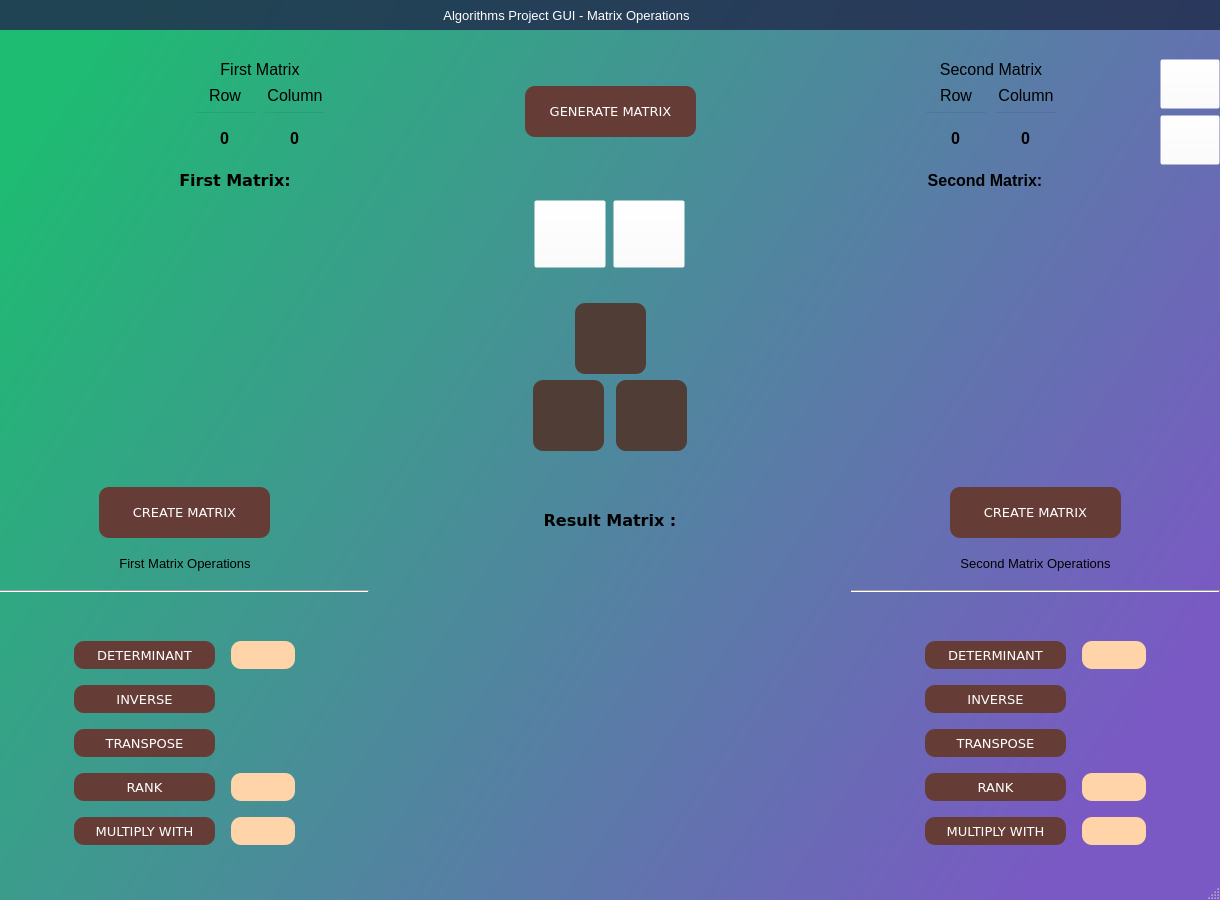
Before: the Qt Designer form qt_designer_ozan/matrix_operations_uiqt.ui in ozan-git/Sorting-Algorithms-Visualisation, drawn with Qt 5.
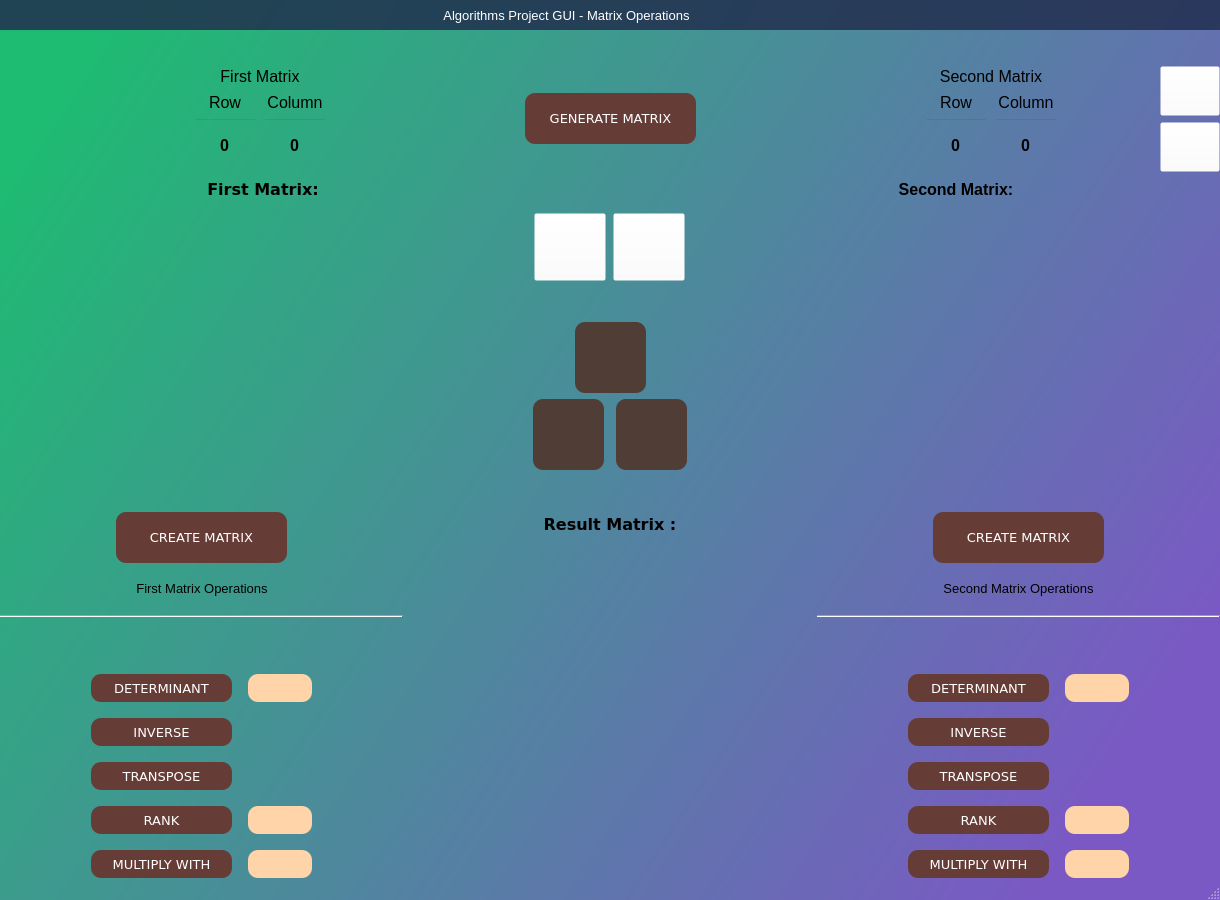
After: the same form once the commit is applied. Icons and pictures are not drawn.

Commit message: Some changes have been made to the GUI.

What changed in the file:
```diff
--- a/qt_designer_ozan/matrix_operations_uiqt.ui
+++ b/qt_designer_ozan/matrix_operations_uiqt.ui
@@ -934,8 +934,33 @@
       </item>
       <item>
        <layout class="QHBoxLayout" name="horizontalLayout_23">
+        <item>
+         <spacer name="horizontalSpacer_23">
+          <property name="orientation">
+           <enum>Qt::Horizontal</enum>
+          </property>
+          <property name="sizeHint" stdset="0">
+           <size>
+            <width>40</width>
+            <height>20</height>
+           </size>
+          </property>
+         </spacer>
+        </item>
         <item>
          <layout class="QVBoxLayout" name="verticalLayout_8">
+          <property name="leftMargin">
+           <number>2</number>
+          </property>
+          <property name="topMargin">
+           <number>2</number>
+          </property>
+          <property name="rightMargin">
+           <number>2</number>
+          </property>
+          <property name="bottomMargin">
+           <number>2</number>
+          </property>
           <item>
            <widget class="QLabel" name="label_9999">
             <property name="font">
@@ -970,8 +995,8 @@
             </property>
             <property name="maximumSize">
              <size>
-              <width>470</width>
-              <height>285</height>
+              <width>4500</width>
+              <height>4500</height>
              </size>
             </property>
             <property name="mouseTracking">
@@ -1325,6 +1350,18 @@
         </item>
         <item>
          <layout class="QVBoxLayout" name="verticalLayout_7">
+          <property name="leftMargin">
+           <number>2</number>
+          </property>
+          <property name="topMargin">
+           <number>2</number>
+          </property>
+          <property name="rightMargin">
+           <number>2</number>
+          </property>
+          <property name="bottomMargin">
+           <number>2</number>
+          </property>
           <item>
            <widget class="QLabel" name="label_12999">
             <property name="font">
@@ -1358,8 +1395,8 @@
             </property>
             <property name="maximumSize">
              <size>
-              <width>470</width>
-              <height>285</height>
+              <width>4500</width>
+              <height>45000</height>
              </size>
             </property>
             <property name="styleSheet">
@@ -1378,6 +1415,19 @@
           </item>
          </layout>
         </item>
+        <item>
+         <spacer name="horizontalSpacer_26">
+          <property name="orientation">
+           <enum>Qt::Horizontal</enum>
+          </property>
+          <property name="sizeHint" stdset="0">
+           <size>
+            <width>40</width>
+            <height>20</height>
+           </size>
+          </property>
+         </spacer>
+        </item>
        </layout>
       </item>
       <item>
@@ -1878,6 +1928,18 @@
         </item>
         <item>
          <layout class="QVBoxLayout" name="verticalLayout_9">
+          <property name="leftMargin">
+           <number>3</number>
+          </property>
+          <property name="topMargin">
+           <number>3</number>
+          </property>
+          <property name="rightMargin">
+           <number>3</number>
+          </property>
+          <property name="bottomMargin">
+           <number>3</number>
+          </property>
           <item>
            <widget class="QLabel" name="label_5">
             <property name="font">
@@ -1906,14 +1968,14 @@
            <widget class="QTableWidget" name="resultmatrix">
             <property name="minimumSize">
              <size>
-              <width>470</width>
-              <height>285</height>
+              <width>0</width>
+              <height>0</height>
              </size>
             </property>
             <property name="maximumSize">
              <size>
-              <width>480</width>
-              <height>285</height>
+              <width>4500</width>
+              <height>4500</height>
              </size>
             </property>
             <property name="styleSheet">
@@ -2428,19 +2490,6 @@
         </item>
        </layout>
       </item>
-      <item>
-       <spacer name="verticalSpacer_3">
-        <property name="orientation">
-         <enum>Qt::Vertical</enum>
-        </property>
-        <property name="sizeHint" stdset="0">
-         <size>
-          <width>20</width>
-          <height>40</height>
-         </size>
-        </property>
-       </spacer>
-      </item>
      </layout>
     </item>
    </layout>
```
The commit also changes 7 other files.
